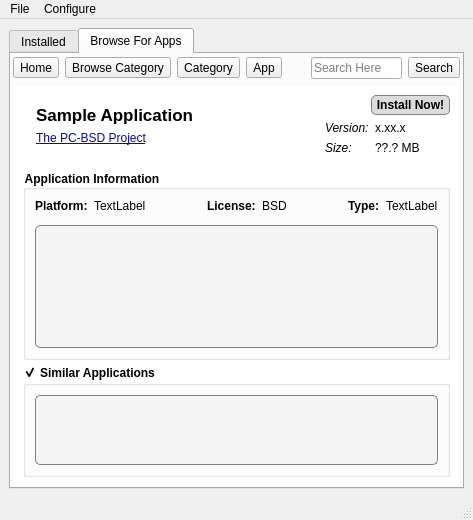
First picture: the form in src-qt4/pc-softwaremanager/mainUI.ui, repository trueos/pcbsd, before the edit.
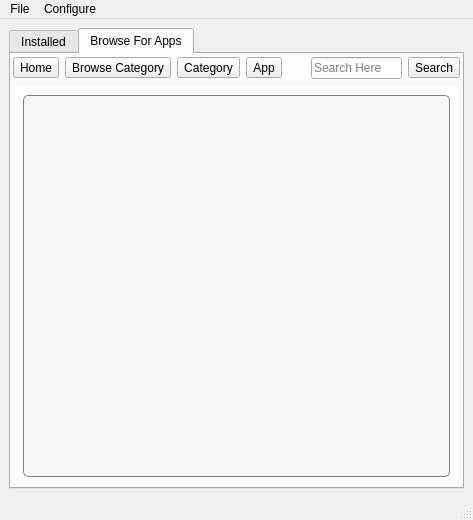
Second picture: the form after the edit. Icons and pictures are not drawn.

Commit message: Change the new Category browser to it's own page instead of using the menu on the toolbutton.

```diff
--- a/src-qt4/pc-softwaremanager/mainUI.ui
+++ b/src-qt4/pc-softwaremanager/mainUI.ui
@@ -758,7 +758,7 @@
         <item>
          <widget class="QStackedWidget" name="stacked_browser">
           <property name="styleSheet">
-           <string notr="true">QWidget#page_home, QWidget#page_cat, QWidget#page_app, QWidget#page_search{
+           <string notr="true">QWidget#page_home, QWidget#page_cat, QWidget#page_app, QWidget#page_search, QWidget#page_browsecats{
 background-image: url(:/browserBackground.png);
 background-position: left bottom;
 background-color: rgb(255, 255, 255);
@@ -944,6 +944,28 @@
             </item>
            </layout>
           </widget>
+          <widget class="QWidget" name="page_browsecats">
+           <layout class="QVBoxLayout" name="verticalLayout_7">
+            <item>
+             <widget class="QScrollArea" name="scroll_br_cats">
+              <property name="widgetResizable">
+               <bool>true</bool>
+              </property>
+              <widget class="QWidget" name="scrollAreaWidgetContents_5">
+               <property name="geometry">
+                <rect>
+                 <x>0</x>
+                 <y>0</y>
+                 <width>435</width>
+                 <height>386</height>
+                </rect>
+               </property>
+               <layout class="QVBoxLayout" name="verticalLayout_24"/>
+              </widget>
+             </widget>
+            </item>
+           </layout>
+          </widget>
           <widget class="QWidget" name="page_app">
            <layout class="QVBoxLayout" name="verticalLayout_14">
             <item>
```
Left out of the diff: 4 changed lines with no effect on the pictures. The commit also changes 2 other files.
